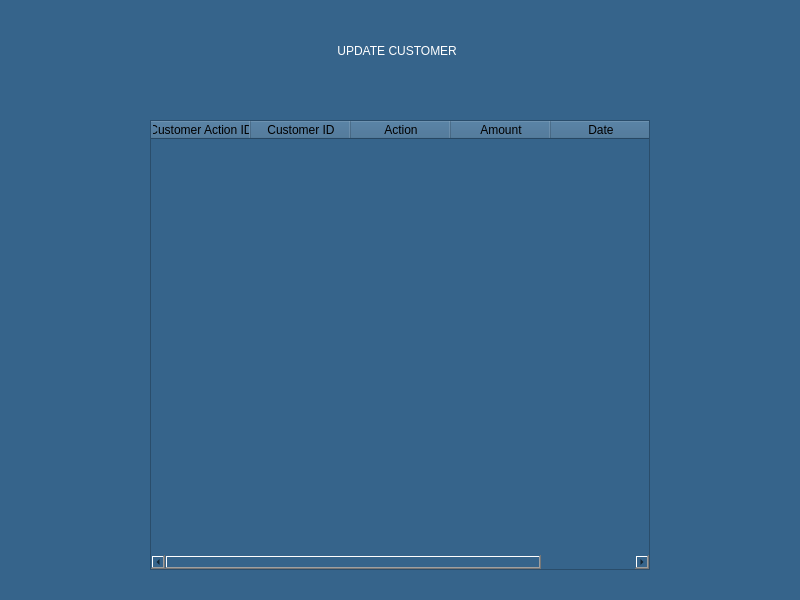
First picture: the form in accountstatementpage.ui, repository melihorhanyilmaz/Project, before the edit.
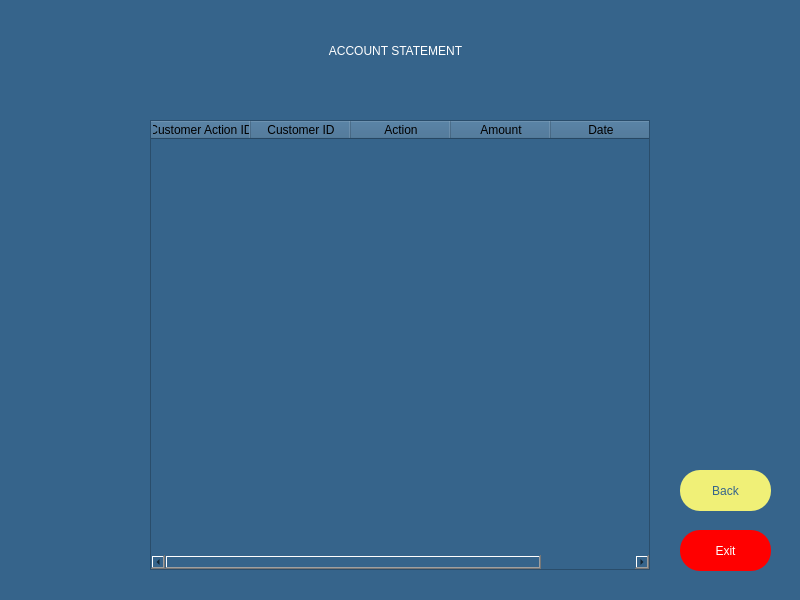
Second picture: the form after the edit.

What changed in the file:
```diff
--- a/accountstatementpage.ui
+++ b/accountstatementpage.ui
@@ -68,12 +68,58 @@
 font: 63 18pt &quot;Montserrat SemiBold&quot;;</string>
    </property>
    <property name="text">
-    <string> UPDATE CUSTOMER</string>
+    <string>ACCOUNT STATEMENT</string>
    </property>
    <property name="alignment">
     <set>Qt::AlignCenter</set>
    </property>
   </widget>
+  <widget class="QPushButton" name="B_exit">
+   <property name="geometry">
+    <rect>
+     <x>680</x>
+     <y>530</y>
+     <width>91</width>
+     <height>41</height>
+    </rect>
+   </property>
+   <property name="styleSheet">
+    <string notr="true">background-color: rgb(255, 0, 0);
+font: 63 14pt &quot;Montserrat SemiBold&quot;;
+border-radius: 20;
+color: rgb(255, 255, 255);
+</string>
+   </property>
+   <property name="text">
+    <string>Exit</string>
+   </property>
+   <property name="checkable">
+    <bool>false</bool>
+   </property>
+  </widget>
+  <widget class="QPushButton" name="B_back">
+   <property name="geometry">
+    <rect>
+     <x>680</x>
+     <y>470</y>
+     <width>91</width>
+     <height>41</height>
+    </rect>
+   </property>
+   <property name="styleSheet">
+    <string notr="true">background-color: rgb(240, 240, 119);
+color: rgb(54, 100, 139);
+font: 63 14pt &quot;Montserrat SemiBold&quot;;
+border-radius: 20;
+</string>
+   </property>
+   <property name="text">
+    <string>Back</string>
+   </property>
+   <property name="checkable">
+    <bool>false</bool>
+   </property>
+  </widget>
  </widget>
  <resources/>
  <connections/>
```
